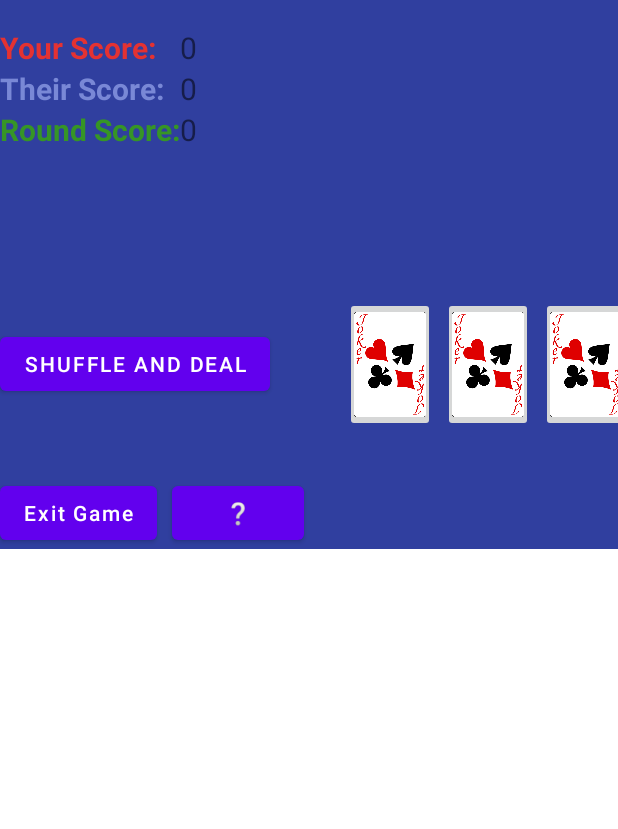
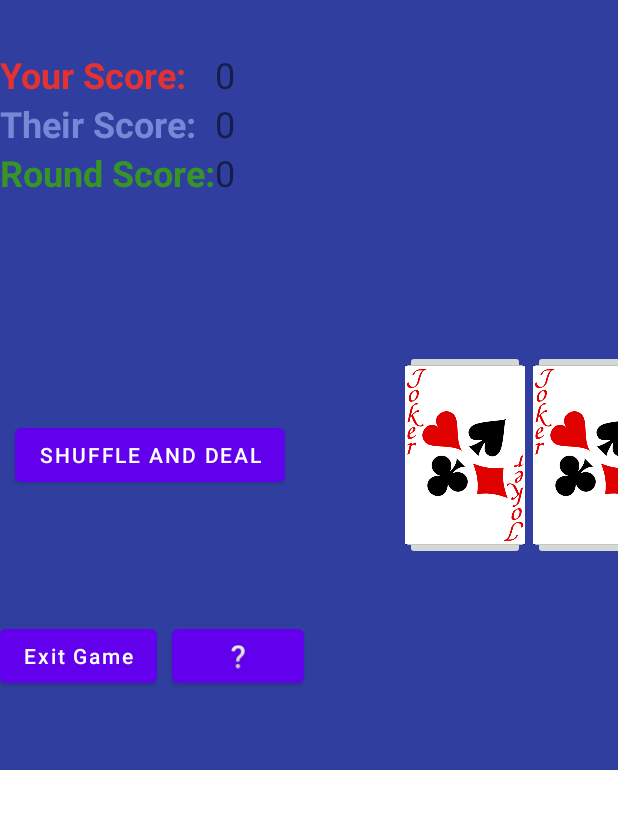
Before and after one commit to AaronStollSchool/CribbageGame, an Android app: the layout cribbage_main.xml on its own in the app's theme, with its tools: preview values and no code run, on a phone screen of 412 x 824 dp, the part 70-899 px from its top. Run offline under Robolectric (Android 15) with nearby library versions, the phone set to English and light mode, and no system bars.

```diff
--- a/app/src/main/java/com/example/cribbagegame/CribGame/CribbageGameState.java
+++ b/app/src/main/java/com/example/cribbagegame/CribGame/CribbageGameState.java
@@ -64,6 +64,7 @@ public class CribbageGameState extends GameState {
         crib = new ArrayList<Card>();
 
         faceUpCard = cardDeck.nextCard();
+        //this should be changed for when we deal cards!!!
 
         isHard = true;
 
@@ -283,6 +284,7 @@ public class CribbageGameState extends GameState {
     }
     public Card getFaceUpCard() {return faceUpCard;}
     public int getPlayerTurn() {return playerTurn;}
+    public int getCribSize() {return crib.size();}
 
     @Override
     public String toString() {
--- a/app/src/main/res/layout/cribbage_main.xml
+++ b/app/src/main/res/layout/cribbage_main.xml
@@ -30,7 +30,12 @@
         <TextView
             android:id="@+id/messageText"
             android:layout_width="match_parent"
-            android:layout_height="wrap_content" />
+            android:layout_height="wrap_content"
+            android:textColor="#FFFFFF" />
+
+        <Space
+            android:layout_width="match_parent"
+            android:layout_height="15dp" />
 
         <LinearLayout
             android:layout_width="match_parent"
@@ -38,7 +43,7 @@
             android:orientation="horizontal">
 
             <Space
-                android:layout_width="5dp"
+                android:layout_width="30dp"
                 android:layout_height="60dp"
                 android:layout_weight="1" />
 
@@ -57,7 +62,7 @@
                         android:layout_marginTop="0dp"
                         android:text="Your Score:"
                         android:textColor="#E43232"
-                        android:textSize="20sp"
+                        android:textSize="24sp"
                         android:textStyle="bold" />
 
                     <TextView
@@ -65,7 +70,7 @@
                         android:layout_width="wrap_content"
                         android:layout_height="wrap_content"
                         android:text="0"
-                        android:textSize="20sp" />
+                        android:textSize="24sp" />
 
                     <Space
                         android:layout_width="match_parent"
@@ -84,7 +89,7 @@
                         android:layout_marginTop="0dp"
                         android:text="Their Score:"
                         android:textColor="#7988D6"
-                        android:textSize="20sp"
+                        android:textSize="24sp"
                         android:textStyle="bold" />
 
                     <TextView
@@ -92,7 +97,7 @@
                         android:layout_width="wrap_content"
                         android:layout_height="wrap_content"
                         android:text="0"
-                        android:textSize="20sp" />
+                        android:textSize="24sp" />
                 </TableRow>
 
                 <TableRow
@@ -106,7 +111,7 @@
                         android:layout_marginTop="0dp"
                         android:text="Round Score:"
                         android:textColor="#369526"
-                        android:textSize="20sp"
+                        android:textSize="24sp"
                         android:textStyle="bold" />
 
                     <TextView
@@ -114,7 +119,7 @@
                         android:layout_width="wrap_content"
                         android:layout_height="wrap_content"
                         android:text="0"
-                        android:textSize="20sp" />
+                        android:textSize="24sp" />
                 </TableRow>
 
                 <TableRow
@@ -141,11 +146,15 @@
                 android:src="@drawable/black_joker" />
 
             <Space
-                android:layout_width="5dp"
+                android:layout_width="30dp"
                 android:layout_height="60dp"
                 android:layout_weight="1" />
 
         </LinearLayout>
+
+        <Space
+            android:layout_width="match_parent"
+            android:layout_height="20dp" />
 
         <TableLayout
             android:layout_width="wrap_content"
@@ -161,6 +170,11 @@
                     android:gravity="center"
                     android:orientation="horizontal">
 
+                    <Space
+                        android:layout_width="10dp"
+                        android:layout_height="wrap_content"
+                        android:layout_weight="1" />
+
                     <Button
                         android:id="@+id/shuffleAndDeal"
                         android:layout_width="wrap_content"
@@ -169,15 +183,15 @@
                         android:text="Shuffle and Deal" />
 
                     <Space
-                        android:layout_width="50dp"
+                        android:layout_width="80dp"
                         android:layout_height="wrap_content"
                         android:layout_weight="1" />
 
                     <ImageButton
                         android:id="@+id/card1"
                         style="@style/Widget.AppCompat.ImageButton"
-                        android:layout_width="60dp"
-                        android:layout_height="90dp"
+                        android:layout_width="80dp"
+                        android:layout_height="140dp"
                         android:scaleType="centerCrop"
                         android:src="@drawable/red_joker" />
 
@@ -188,8 +202,8 @@
 
                     <ImageButton
                         android:id="@+id/card2"
-                        android:layout_width="60dp"
-                        android:layout_height="90dp"
+                        android:layout_width="80dp"
+                        android:layout_height="140dp"
                         android:scaleType="centerCrop"
                         android:src="@drawable/red_joker" />
 
@@ -200,8 +214,8 @@
 
                     <ImageButton
                         android:id="@+id/card3"
-                        android:layout_width="60dp"
-                        android:layout_height="90dp"
+                        android:layout_width="80dp"
+                        android:layout_height="140dp"
                         android:scaleType="centerCrop"
                         android:src="@drawable/red_joker" />
 
@@ -212,8 +226,8 @@
 
                     <ImageButton
                         android:id="@+id/card4"
-                        android:layout_width="60dp"
-                        android:layout_height="90dp"
+                        android:layout_width="80dp"
+                        android:layout_height="140dp"
                         android:scaleType="centerCrop"
                         android:src="@drawable/red_joker" />
 
@@ -224,8 +238,8 @@
 
                     <ImageButton
                         android:id="@+id/card5"
-                        android:layout_width="60dp"
-                        android:layout_height="90dp"
+                        android:layout_width="80dp"
+                        android:layout_height="140dp"
                         android:scaleType="centerCrop"
                         android:src="@drawable/red_joker" />
 
@@ -236,8 +250,8 @@
 
                     <ImageButton
                         android:id="@+id/card6"
-                        android:layout_width="60dp"
-                        android:layout_height="90dp"
+                        android:layout_width="80dp"
+                        android:layout_height="140dp"
                         android:scaleType="centerCrop"
                         android:src="@drawable/red_joker" />
 
@@ -252,6 +266,11 @@
                         android:layout_weight="1"
                         android:text="End Turn"
                         android:textAllCaps="false" />
+
+                    <Space
+                        android:layout_width="20dp"
+                        android:layout_height="30dp"
+                        android:layout_weight="1" />
                 </LinearLayout>
 
             </TableRow>
@@ -262,7 +281,7 @@
 
                 <Space
                     android:layout_width="wrap_content"
-                    android:layout_height="30dp" />
+                    android:layout_height="40dp" />
             </TableRow>
 
             <TableRow
@@ -293,6 +312,10 @@
                         android:textAllCaps="false" />
                 </LinearLayout>
 
+                <Space
+                    android:layout_width="wrap_content"
+                    android:layout_height="100dp" />
+
             </TableRow>
         </TableLayout>
 
```
Also changed, not shown: app/src/main/java/com/example/cribbagegame/CribGame/CribHumanPlayer.java (+205 -8 lines).
